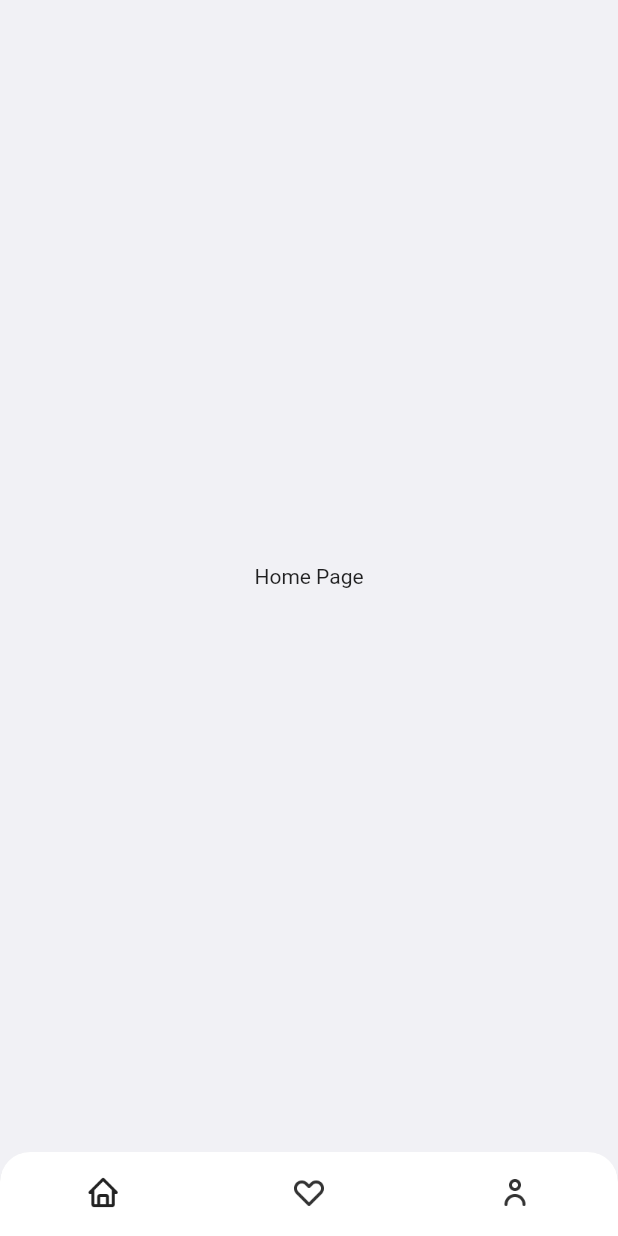
After one commit to joedave13/space, a Flutter app: the HomePage screen opened by its route, on a phone screen of 412 x 824 dp. The commit adds this screen. Run offline on Flutter 3.47's test engine with Material 2 defaults, Android fonts, the phone set to English and light mode, and no system bars; our stand-ins replace carousel_slider, fluttertoast, google_fonts.

Commit message:
home page - bottom navigation bar

```diff
--- a/lib/main.dart
+++ b/lib/main.dart
@@ -1,4 +1,5 @@
 import 'package:flutter/material.dart';
+import 'package:space/pages/home_page.dart';
 import 'package:space/pages/onboarding_page.dart';
 import 'package:space/pages/signin_page.dart';
 import 'package:space/pages/splash_page.dart';
@@ -16,6 +17,7 @@ class MyApp extends StatelessWidget {
         '/': (context) => SplashPage(),
         '/onboarding': (context) => OnboardingPage(),
         '/sign-in': (context) => SigninPage(),
+        '/home': (context) => HomePage(),
       },
     );
   }
--- /dev/null
+++ b/lib/pages/home_page.dart
@@ -0,0 +1,52 @@
+import 'package:flutter/material.dart';
+import 'package:space/theme.dart';
+
+class HomePage extends StatelessWidget {
+  const HomePage({Key? key}) : super(key: key);
+
+  @override
+  Widget build(BuildContext context) {
+    return Scaffold(
+      backgroundColor: kWhiteGrayColor,
+      bottomNavigationBar: ClipRRect(
+        borderRadius: BorderRadius.only(
+          topLeft: Radius.circular(20),
+          topRight: Radius.circular(20),
+        ),
+        child: BottomNavigationBar(
+          showUnselectedLabels: false,
+          showSelectedLabels: false,
+          backgroundColor: kWhiteColor,
+          items: [
+            BottomNavigationBarItem(
+              icon: Image.asset(
+                'assets/icon_home.png',
+                width: 24,
+              ),
+              label: 'home',
+            ),
+            BottomNavigationBarItem(
+              icon: Image.asset(
+                'assets/icon_wishlist.png',
+                width: 24,
+              ),
+              label: 'wishlist',
+            ),
+            BottomNavigationBarItem(
+              icon: Image.asset(
+                'assets/icon_profile.png',
+                width: 24,
+              ),
+              label: 'profile',
+            ),
+          ],
+        ),
+      ),
+      body: Center(
+        child: Text(
+          'Home Page',
+        ),
+      ),
+    );
+  }
+}
--- a/lib/pages/signin_page.dart
+++ b/lib/pages/signin_page.dart
@@ -237,6 +237,8 @@ class _SigninPageState extends State<SigninPage> {
                 ),
                 gravity: ToastGravity.BOTTOM,
               );
+            } else {
+              Navigator.pushNamed(context, '/home');
             }
           });
         },
```
